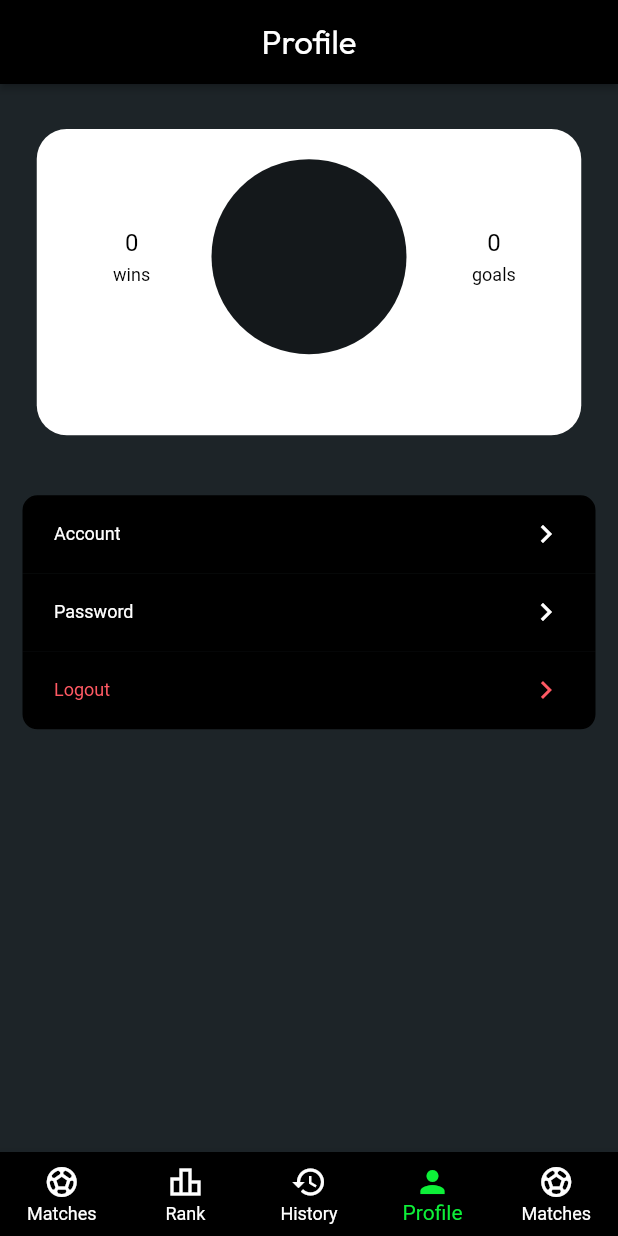
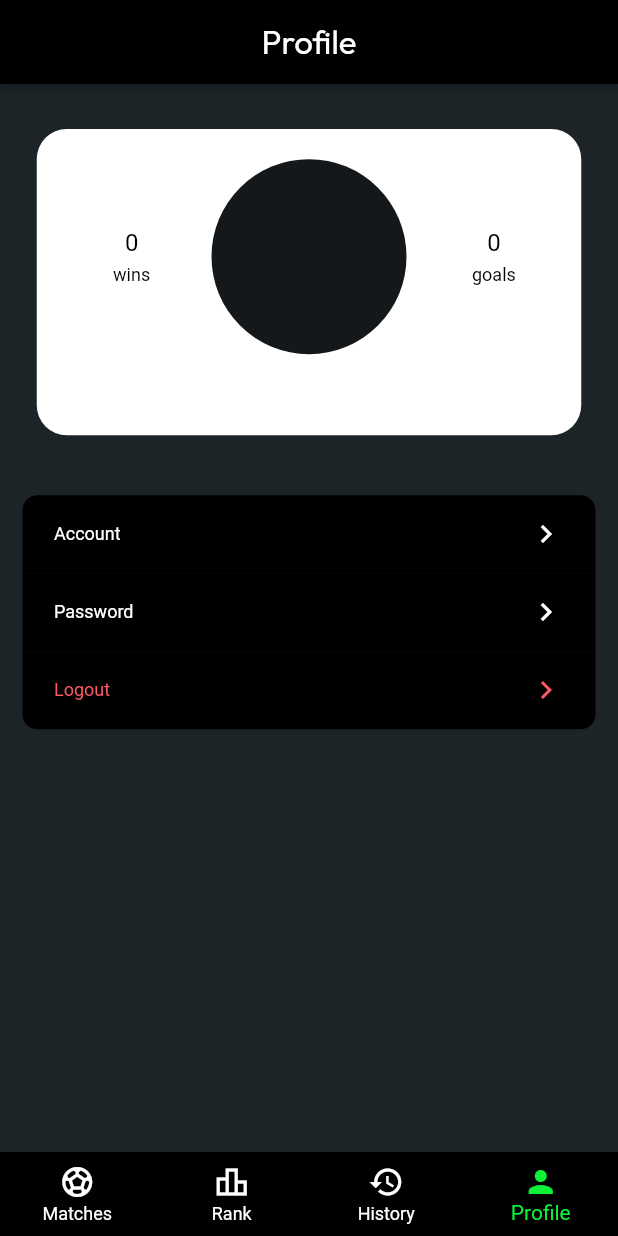
Before and after one commit to Darkness-Sausage/rank_kick_go_almost, a Flutter app: the screen it shows once a user with an empty profile is signed in, item 4 of the bottom bar chosen, on a phone screen of 412 x 824 dp. Run offline on Flutter 3.47's test engine with Material 2 defaults, Android fonts, the light colour scheme and no system bars; our stand-ins replace auto_size_text, cloud_firestore, data_table_2, dropdown_button2, firebase_auth, firebase_core and 13 more; missing offline and left inert: json_path; accounts and stored records are empty; Roboto replaces fonts that are missing (Readex Pro); statements that could not run were skipped.

Commit message:
feat: Everything again

```diff
--- a/lib/flutter_flow/nav/nav.dart
+++ b/lib/flutter_flow/nav/nav.dart
@@ -158,13 +158,6 @@ GoRouter createRouter(AppStateNotifier appStateNotifier) => GoRouter(
           name: 'EditPassword',
           path: '/profile/changePassword',
           builder: (context, params) => EditPasswordWidget(),
-        ),
-        FFRoute(
-          name: 'MatchesCopy',
-          path: '/matchescopy',
-          builder: (context, params) => params.isEmpty
-              ? NavBarPage(initialPage: 'MatchesCopy')
-              : MatchesCopyWidget(),
         )
       ].map((r) => r.toRoute(appStateNotifier)).toList(),
     );
--- a/lib/index.dart
+++ b/lib/index.dart
@@ -14,5 +14,3 @@ export '/pages/profile/edit_account/edit_account_widget.dart'
     show EditAccountWidget;
 export '/pages/profile/edit_password/edit_password_widget.dart'
     show EditPasswordWidget;
-export '/pages/match/matches_copy/matches_copy_widget.dart'
-    show MatchesCopyWidget;
--- a/lib/main.dart
+++ b/lib/main.dart
@@ -126,7 +126,6 @@ class _NavBarPageState extends State<NavBarPage> {
       'Rankboard': RankboardWidget(),
       'History': HistoryWidget(),
       'Profile': ProfileWidget(),
-      'MatchesCopy': MatchesCopyWidget(),
     };
     final currentIndex = tabs.keys.toList().indexOf(_currentPageName);
 
@@ -176,14 +175,6 @@ class _NavBarPageState extends State<NavBarPage> {
             ),
             label: 'Profile',
             tooltip: '',
-          ),
-          BottomNavigationBarItem(
-            icon: Icon(
-              Icons.sports_soccer,
-              size: 24.0,
-            ),
-            label: 'Matches',
-            tooltip: '',
           )
         ],
       ),
```
Also changed, not shown: 2 other files.
